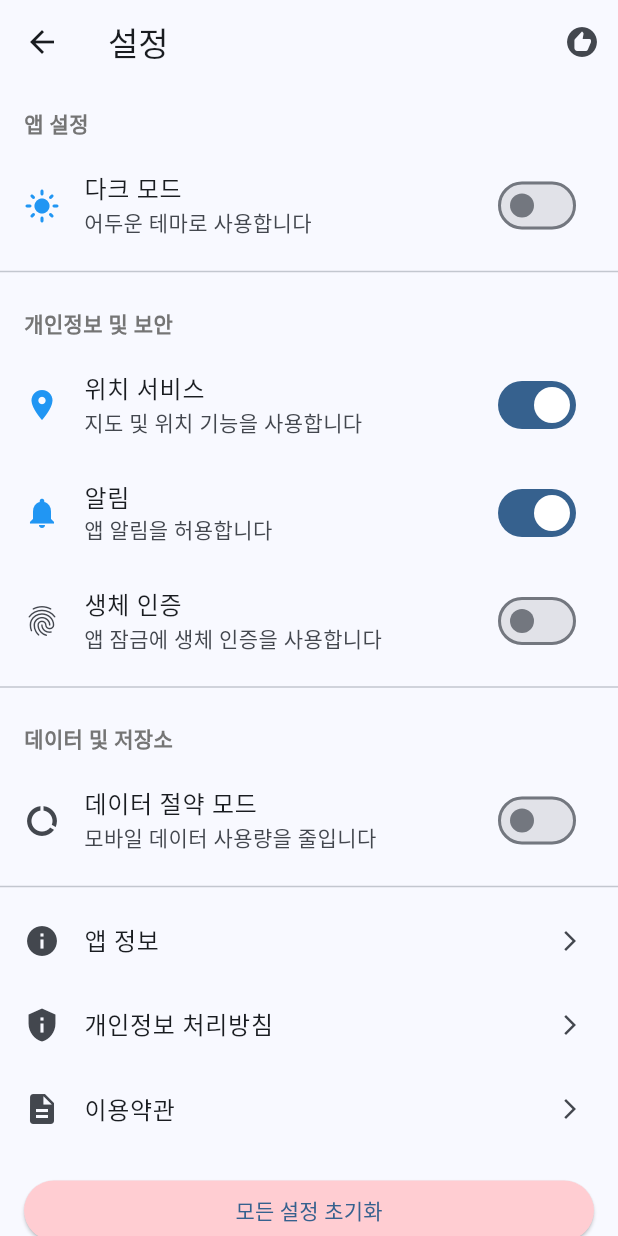
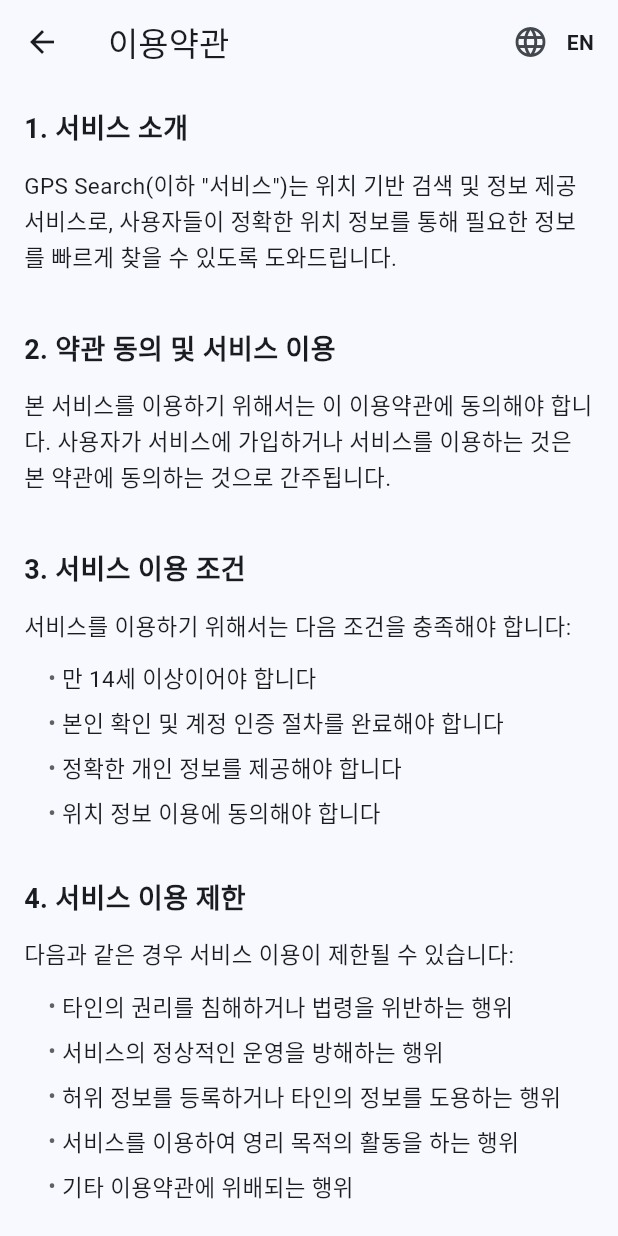
Before and after one commit to Maccrey/My-Guardian_GPS, a Flutter app: the SettingsView screen opened by its route, after a tap on "이용약관", on a phone screen of 412 x 824 dp. Run offline on Flutter 3.47's test engine with Material 3 defaults, Android fonts, the phone set to English and light mode, and no system bars; our stand-ins replace flutter_dotenv, geocoding, geolocator, get, google_maps_flutter, shared_preferences; missing offline and left inert: flutter_polyline_points; accounts and stored records are empty.

Commit message:
이용약관 페이지 추가: TermsOfServiceView를 추가하고, 설정 화면에서 해당 페이지로의 네비게이션 기능 구현으로 사용자 경험 향상.

```diff
--- a/lib/main.dart
+++ b/lib/main.dart
@@ -12,6 +12,7 @@ import 'views/home_view.dart';
 import 'views/emergency_guide_view.dart';
 import 'views/emergency_contacts_view.dart';
 import 'views/privacy_policy_view.dart';
+import 'views/terms_of_service_view.dart';
 import 'services/emergency_contact_service.dart';
 import 'services/location_service.dart';
 import 'services/notification_service.dart';
@@ -148,6 +149,10 @@ class MyApp extends StatelessWidget {
           name: '/privacy-policy',
           page: () => const PrivacyPolicyView(),
         ),
+        GetPage(
+          name: '/terms-of-service',
+          page: () => const TermsOfServiceView(),
+        ),
         // IMPORTANT: MapView는 지도 화면을 담당하는 중요 컴포넌트입니다.
         // 경로를 변경하거나 다른 구성으로 변경하지 마세요.
         GetPage(name: '/map', page: () => MapView()),
--- a/lib/views/settings/settings_view.dart
+++ b/lib/views/settings/settings_view.dart
@@ -267,7 +267,8 @@ class _SettingsViewState extends State<SettingsView> {
               leading: const Icon(Icons.description),
               trailing: const Icon(Icons.arrow_forward_ios, size: 16),
               onTap: () {
-                // 이용약관 페이지로 이동하는 로직
+                // 이용약관.페이지로 이동하는 로직
+                Get.toNamed('/terms-of-service');
               },
             ),
 
--- /dev/null
+++ b/lib/views/terms_of_service_view.dart
@@ -0,0 +1,302 @@
+import 'package:flutter/material.dart';
+import 'package:get/get.dart';
+
+/// 이용약관 화면
+///
+/// 사용자에게 앱의 이용약관을 상세하게 보여주는 화면입니다.
+/// 아키텍처 설계에 따라 프레젠테이션 계층의 view로 구현되었습니다.
+class TermsOfServiceView extends StatefulWidget {
+  const TermsOfServiceView({Key? key}) : super(key: key);
+
+  @override
+  State<TermsOfServiceView> createState() => _TermsOfServiceViewState();
+}
+
+class _TermsOfServiceViewState extends State<TermsOfServiceView> {
+  bool _isKorean = true;
+
+  void _toggleLanguage() {
+    setState(() {
+      _isKorean = !_isKorean;
+    });
+  }
+
+  @override
+  Widget build(BuildContext context) {
+    return Scaffold(
+      appBar: AppBar(
+        title: Text(_isKorean ? '이용약관' : 'Terms of Service'),
+        leading: IconButton(
+          icon: const Icon(Icons.arrow_back),
+          onPressed: () => Get.back(),
+        ),
+        actions: [
+          IconButton(
+            icon: const Icon(Icons.language),
+            tooltip: _isKorean ? 'Switch to English' : '한국어로 전환',
+            onPressed: _toggleLanguage,
+          ),
+          Padding(
+            padding: const EdgeInsets.only(right: 16),
+            child: Center(
+              child: Text(
+                _isKorean ? 'EN' : 'KO',
+                style: const TextStyle(
+                  fontWeight: FontWeight.bold,
+                  fontSize: 14,
+                ),
+              ),
+            ),
+          ),
+        ],
+      ),
+      body: SafeArea(
+        child: SingleChildScrollView(
+          padding: const EdgeInsets.all(16.0),
+          child: _isKorean ? _buildKoreanContent() : _buildEnglishContent(),
+        ),
+      ),
+    );
+  }
+
+  // 한국어 콘텐츠
+  Widget _buildKoreanContent() {
+    return Column(
+      crossAxisAlignment: CrossAxisAlignment.start,
+      children: [
+        _buildSectionTitle('1. 서비스 소개'),
+        _buildParagraph(
+          'GPS Search(이하 "서비스")는 위치 기반 검색 및 정보 제공 서비스로, 사용자들이 정확한 위치 정보를 통해 필요한 정보를 빠르게 찾을 수 있도록 도와드립니다.',
+        ),
+        const SizedBox(height: 24),
+        _buildSectionTitle('2. 약관 동의 및 서비스 이용'),
+        _buildParagraph(
+          '본 서비스를 이용하기 위해서는 이 이용약관에 동의해야 합니다. 사용자가 서비스에 가입하거나 서비스를 이용하는 것은 본 약관에 동의하는 것으로 간주됩니다.',
+        ),
+        const SizedBox(height: 24),
+        _buildSectionTitle('3. 서비스 이용 조건'),
+        _buildParagraph(
+          '서비스를 이용하기 위해서는 다음 조건을 충족해야 합니다:',
+        ),
+        _buildBulletPoint('만 14세 이상이어야 합니다'),
+        _buildBulletPoint('본인 확인 및 계정 인증 절차를 완료해야 합니다'),
+        _buildBulletPoint('정확한 개인 정보를 제공해야 합니다'),
+        _buildBulletPoint('위치 정보 이용에 동의해야 합니다'),
+        const SizedBox(height: 24),
+        _buildSectionTitle('4. 서비스 이용 제한'),
+        _buildParagraph(
+          '다음과 같은 경우 서비스 이용이 제한될 수 있습니다:',
+        ),
+        _buildBulletPoint('타인의 권리를 침해하거나 법령을 위반하는 행위'),
+        _buildBulletPoint('서비스의 정상적인 운영을 방해하는 행위'),
+        _buildBulletPoint('허위 정보를 등록하거나 타인의 정보를 도용하는 행위'),
+        _buildBulletPoint('서비스를 이용하여 영리 목적의 활동을 하는 행위'),
+        _buildBulletPoint('기타 이용약관에 위배되는 행위'),
+        const SizedBox(height: 24),
+        _buildSectionTitle('5. 서비스 변경 및 중단'),
+        _buildParagraph(
+          '회사는 다음과 같은 경우 서비스의 전부 또는 일부를 변경하거나 중단할 수 있습니다:',
+        ),
+        _buildBulletPoint('서비스 시스템 점검, 보수, 교체 등 기술상의 필요가 있는 경우'),
+        _buildBulletPoint('천재지변, 국가비상사태 등 불가항력적 사유가 있는 경우'),
+        _buildBulletPoint('서비스 이용량의 폭주로 서비스 제공에 지장이 있는 경우'),
+        _buildBulletPoint('기타 회사의 제반 사정으로 서비스 제공이 어려운 경우'),
+        const SizedBox(height: 24),
+        _buildSectionTitle('6. 개인정보 보호'),
+        _buildParagraph(
+          '회사는 개인정보 보호법 등 관련 법령에 따라 사용자의 개인정보를 보호하며, 개인정보 처리방침을 통해 자세한 내용을 확인할 수 있습니다.',
+        ),
+        const SizedBox(height: 24),
+        _buildSectionTitle('7. 위치정보 이용'),
+        _buildParagraph(
+          '본 서비스는 위치 기반 서비스 제공을 위해 사용자의 위치정보를 수집 및 이용합니다. 위치정보 수집 및 이용에 대한 자세한 내용은 위치정보 이용약관에서 확인할 수 있습니다.',
+        ),
+        const SizedBox(height: 24),
+        _buildSectionTitle('8. 책임 제한'),
+        _buildParagraph(
+          '회사는 다음과 같은 경우 책임을 지지 않습니다:',
+        ),
+        _buildBulletPoint('사용자의 귀책사유로 인한 서비스 이용 장애'),
+        _buildBulletPoint('제3자가 제공하는 정보, 자료, 사실의 신뢰도 또는 정확성'),
+        _buildBulletPoint('사용자 간 또는 사용자와 제3자 간 발생한 분쟁'),
+        _buildBulletPoint('기타 회사의 귀책사유가 없는 서비스 이용 관련 손해'),
+        const SizedBox(height: 24),
+        _buildSectionTitle('9. 약관 변경'),
+        _buildParagraph(
+          '회사는 관련 법령을 위배하지 않는 범위에서 본 약관을 변경할 수 있습니다. 약관이 변경되는 경우에는 변경된 약관의 적용일자 및 사유를 명시하여 적용일자로부터 최소 7일 전에 공지합니다.',
+        ),
+        const SizedBox(height: 24),
+        _buildSectionTitle('10. 분쟁 해결 및 관할법원'),
+        _buildParagraph(
+          '서비스 이용으로 발생한 분쟁에 대해 소송이 제기될 경우 관할법원은 대한민국 법을 따릅니다.',
+        ),
+        const SizedBox(height: 32),
+        Center(
+          child: Text(
+            '최종 개정일: 2023년 1월 1일',
+            style: TextStyle(
+              fontSize: 14,
+              color: Colors.grey.shade600,
+              fontStyle: FontStyle.italic,
+            ),
+          ),
+        ),
+        const SizedBox(height: 16),
+      ],
+    );
+  }
+
+  // 영어 콘텐츠
+  Widget _buildEnglishContent() {
+    return Column(
+      crossAxisAlignment: CrossAxisAlignment.start,
+      children: [
+        _buildSectionTitle('1. Service Introduction'),
+        _buildParagraph(
+          'GPS Search (hereinafter "Service") is a location-based search and information service that helps users quickly find the necessary information through accurate location data.',
+        ),
+        const SizedBox(height: 24),
+        _buildSectionTitle('2. Terms Agreement and Service Usage'),
+        _buildParagraph(
+          'You must agree to these Terms of Service to use this service. When a user signs up for or uses the service, it is considered that they have agreed to these terms.',
+        ),
+        const SizedBox(height: 24),
+        _buildSectionTitle('3. Conditions for Service Use'),
+        _buildParagraph(
+          'To use the service, the following conditions must be met:',
+        ),
+        _buildBulletPoint('Must be at least 14 years of age'),
+        _buildBulletPoint(
+            'Must complete identity verification and account authentication procedures'),
+        _buildBulletPoint('Must provide accurate personal information'),
+        _buildBulletPoint('Must agree to the use of location information'),
+        const SizedBox(height: 24),
+        _buildSectionTitle('4. Service Use Restrictions'),
+        _buildParagraph(
+          'Service use may be restricted in the following cases:',
+        ),
+        _buildBulletPoint(
+            'Actions that infringe on the rights of others or violate laws'),
+        _buildBulletPoint(
+            'Actions that interfere with the normal operation of the service'),
+        _buildBulletPoint(
+            'Registering false information or impersonating others'),
+        _buildBulletPoint('Using the service for profit-making activities'),
+        _buildBulletPoint('Other actions that violate the terms of service'),
+        const SizedBox(height: 24),
+        _buildSectionTitle('5. Service Changes and Discontinuation'),
+        _buildParagraph(
+          'The company may change or discontinue all or part of the service in the following cases:',
+        ),
+        _buildBulletPoint(
+            'When technical needs arise such as system inspection, repair, or replacement'),
+        _buildBulletPoint(
+            'In case of force majeure such as natural disasters or national emergencies'),
+        _buildBulletPoint(
+            'When service provision is hindered due to a surge in service usage'),
+        _buildBulletPoint(
+            'When service provision is difficult due to other company circumstances'),
+        const SizedBox(height: 24),
+        _buildSectionTitle('6. Personal Information Protection'),
+        _buildParagraph(
+          'The company protects users\' personal information in accordance with relevant laws such as the Personal Information Protection Act, and details can be found in the Privacy Policy.',
+        ),
+        const SizedBox(height: 24),
+        _buildSectionTitle('7. Use of Location Information'),
+        _buildParagraph(
+          'This service collects and uses user location information to provide location-based services. Detailed information on the collection and use of location information can be found in the Location Information Terms of Use.',
+        ),
+        const SizedBox(height: 24),
+        _buildSectionTitle('8. Limitation of Liability'),
+        _buildParagraph(
+          'The company is not responsible in the following cases:',
+        ),
+        _buildBulletPoint('Service usage obstacles caused by user\'s fault'),
+        _buildBulletPoint(
+            'Reliability or accuracy of information, materials, and facts provided by third parties'),
+        _buildBulletPoint(
+            'Disputes between users or between users and third parties'),
+        _buildBulletPoint(
+            'Other service-related damages where the company is not at fault'),
+        const SizedBox(height: 24),
+        _buildSectionTitle('9. Terms Changes'),
+        _buildParagraph(
+          'The company may change these terms within the range that does not violate relevant laws. When the terms are changed, the application date and reasons for the changed terms will be specified and announced at least 7 days before the application date.',
+        ),
+        const SizedBox(height: 24),
+        _buildSectionTitle('10. Dispute Resolution and Jurisdiction'),
+        _buildParagraph(
+          'In case a lawsuit is filed regarding disputes arising from the use of the service, the jurisdiction follows the laws of the Republic of Korea.',
+        ),
+        const SizedBox(height: 32),
+        Center(
+          child: Text(
+            'Last revised: January 1, 2023',
+            style: TextStyle(
+              fontSize: 14,
+              color: Colors.grey.shade600,
+              fontStyle: FontStyle.italic,
+            ),
+          ),
+        ),
+        const SizedBox(height: 16),
+      ],
+    );
+  }
+
+  // 섹션 제목 위젯
+  Widget _buildSectionTitle(String title) {
+    return Padding(
+      padding: const EdgeInsets.only(bottom: 12.0),
+      child: Text(
+        title,
+        style: const TextStyle(
+          fontSize: 18,
+          fontWeight: FontWeight.bold,
+        ),
+      ),
+    );
+  }
+
+  // 문단 텍스트 위젯
+  Widget _buildParagraph(String text) {
+    return Padding(
+      padding: const EdgeInsets.only(bottom: 12.0),
+      child: Text(
+        text,
+        style: const TextStyle(
+          fontSize: 15,
+          height: 1.5,
+        ),
+      ),
+    );
+  }
+
+  // 글머리 기호 항목 위젯
+  Widget _buildBulletPoint(String text) {
+    return Padding(
+      padding: const EdgeInsets.only(left: 16.0, bottom: 8.0),
+      child: Row(
+        crossAxisAlignment: CrossAxisAlignment.start,
+        children: [
+          Text(
+            '• ',
+            style: TextStyle(
+              fontSize: 15,
+              color: Colors.grey.shade700,
+            ),
+          ),
+          Expanded(
+            child: Text(
+              text,
+              style: const TextStyle(
+                fontSize: 15,
+                height: 1.4,
+              ),
+            ),
+          ),
+        ],
+      ),
+    );
+  }
+}
```
